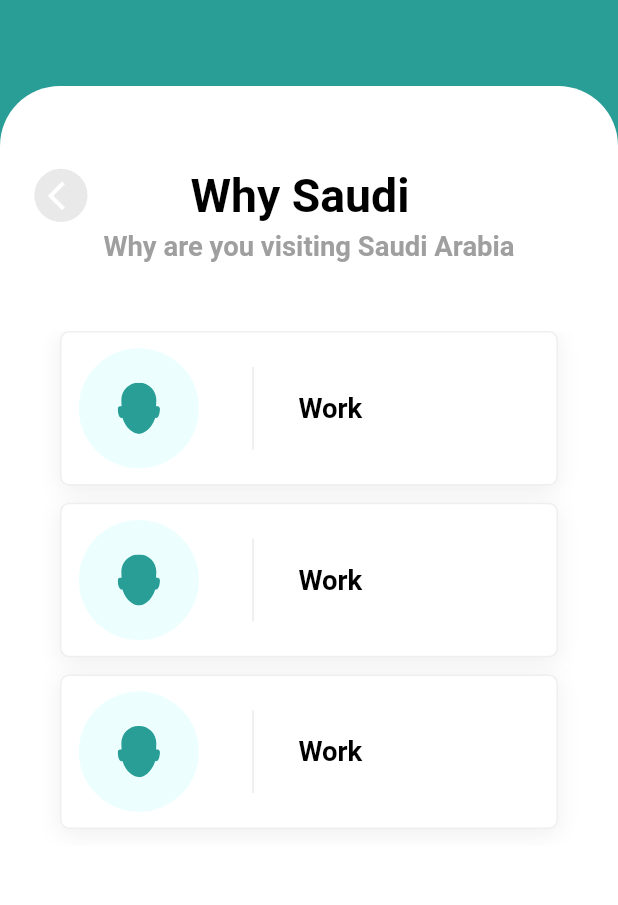
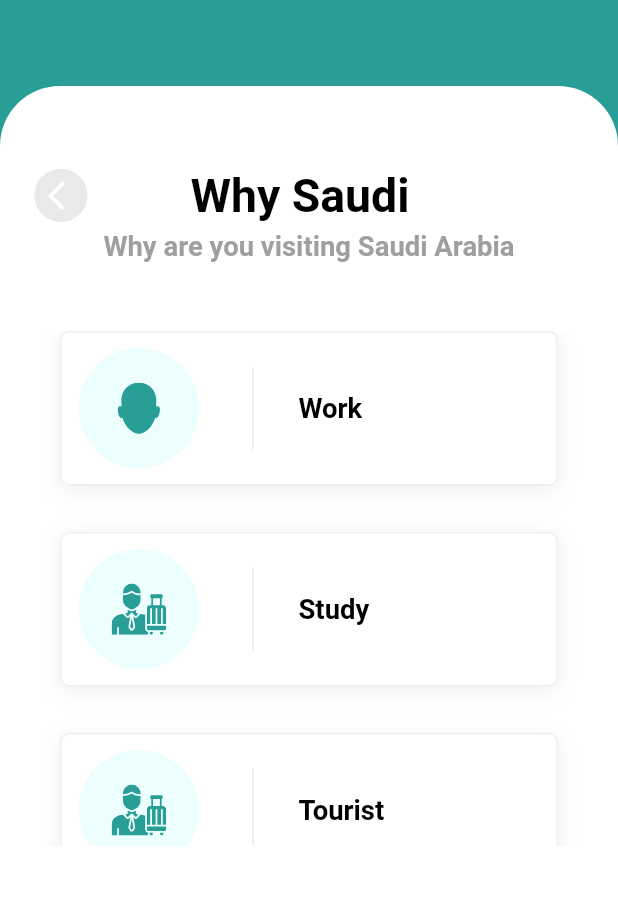
Before and after one commit to HiraGul/SaudiGuideApp, a Flutter app: the PreferencesScreens screen opened directly, on a phone screen of 412 x 824 dp, the part 187-1092 px from its top. Run offline on Flutter 3.47's test engine with Material 2 defaults, Android fonts, the light colour scheme and no system bars; our stand-ins replace bloc, cloud_firestore, country_picker, firebase_auth, firebase_core, flutter_bloc and 9 more; accounts and stored records are empty; Roboto replaces fonts that are missing (Cairo).

Commit message:
new changes in prefences

```diff
--- a/lib/Screens/PreferencesScreens/card_widget.dart
+++ b/lib/Screens/PreferencesScreens/card_widget.dart
@@ -71,14 +71,50 @@ class CardCustomWidget extends StatelessWidget {
         ),
         Container(
           height: 300.sp,
-          child: ListView.builder(
-              itemCount: 5,
-              itemBuilder: (BuildContext context, index) {
-                return CustomCard(
-                  title: "Work",
-                  icon: AppStrings.worker,
-                );
-              }),
+          child: ListView(
+            children: [
+              CustomCard(
+                title: "Work",
+                icon: AppStrings.worker,
+                onTap: () {},
+              ),
+              SizedBox(
+                height: 27.sp,
+              ),
+              CustomCard(
+                title: "Study",
+                icon: AppStrings.traveler,
+                onTap: () {},
+              ),
+              SizedBox(
+                height: 27.sp,
+              ),
+              CustomCard(
+                title: "Tourist",
+                icon: AppStrings.traveler,
+                onTap: () {},
+              ),
+              SizedBox(
+                height: 27.sp,
+              ),
+              CustomCard(
+                title: "Hajj",
+                icon: AppStrings.traveler,
+                onTap: () {},
+              ),
+              SizedBox(
+                height: 27.sp,
+              ),
+              CustomCard(
+                title: "Umrah",
+                icon: AppStrings.traveler,
+                onTap: () {},
+              ),
+            ],
+          ),
+        ),
+        SizedBox(
+          height: 60.sp,
         ),
       ],
     );
--- a/lib/Screens/PreferencesScreens/custom_card.dart
+++ b/lib/Screens/PreferencesScreens/custom_card.dart
@@ -6,15 +6,19 @@ import 'package:google_fonts/google_fonts.dart';
 class CustomCard extends StatelessWidget {
   String title;
   String icon;
-  CustomCard({Key? key, required this.title, required this.icon})
+  final VoidCallback onTap;
+  CustomCard(
+      {Key? key, required this.title, required this.icon, required this.onTap})
       : super(key: key);
 
   @override
   Widget build(BuildContext context) {
-    return Container(
+    return InkWell(
+      onTap: onTap,
+      child: Container(
         width: 282.0.sp,
         height: 90.0.sp,
-      margin: EdgeInsets.only(left: 35.sp, right: 35.sp, bottom: 10.sp),
+        margin: EdgeInsets.symmetric(horizontal: 35.sp),
         decoration: BoxDecoration(
           borderRadius: BorderRadius.circular(6.0),
           color: Colors.white,
@@ -70,6 +74,7 @@ class CustomCard extends StatelessWidget {
             ),
           ],
         ),
+      ),
     );
   }
 }
```
Lines whose indentation alone changed are shown as unchanged.
